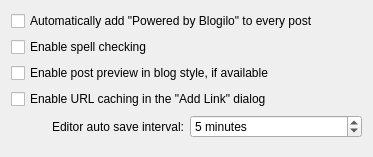
First picture: the form in blogilo/src/editorsettingsbase.ui, repository chusopr/kdepim-ktimetracker-akonadi, before the edit.
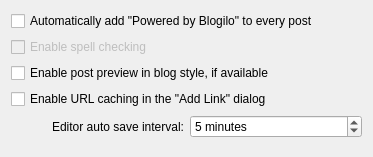
Second picture: the form after the edit. Custom widgets are drawn as their Qt base class.

Commit message: WebKit content mimetype sets to xhtml to tell it to add end tag for BR, IMG & etc tags. Blogspot complains about missing of this end tag. Spell check and Code actions removed from UI because didn't ported to new editor yet.

The edit to the form file:
```diff
--- a/blogilo/src/editorsettingsbase.ui
+++ b/blogilo/src/editorsettingsbase.ui
@@ -76,6 +76,9 @@
    </item>
    <item row="1" column="0" colspan="2">
     <widget class="QCheckBox" name="kcfg_enableCheckSpelling">
+     <property name="enabled">
+      <bool>false</bool>
+     </property>
      <property name="text">
       <string>Enable spell checking</string>
      </property>
```
Left out of the diff: 2 changed lines with no effect on the pictures. The commit also changes 3 other files.
